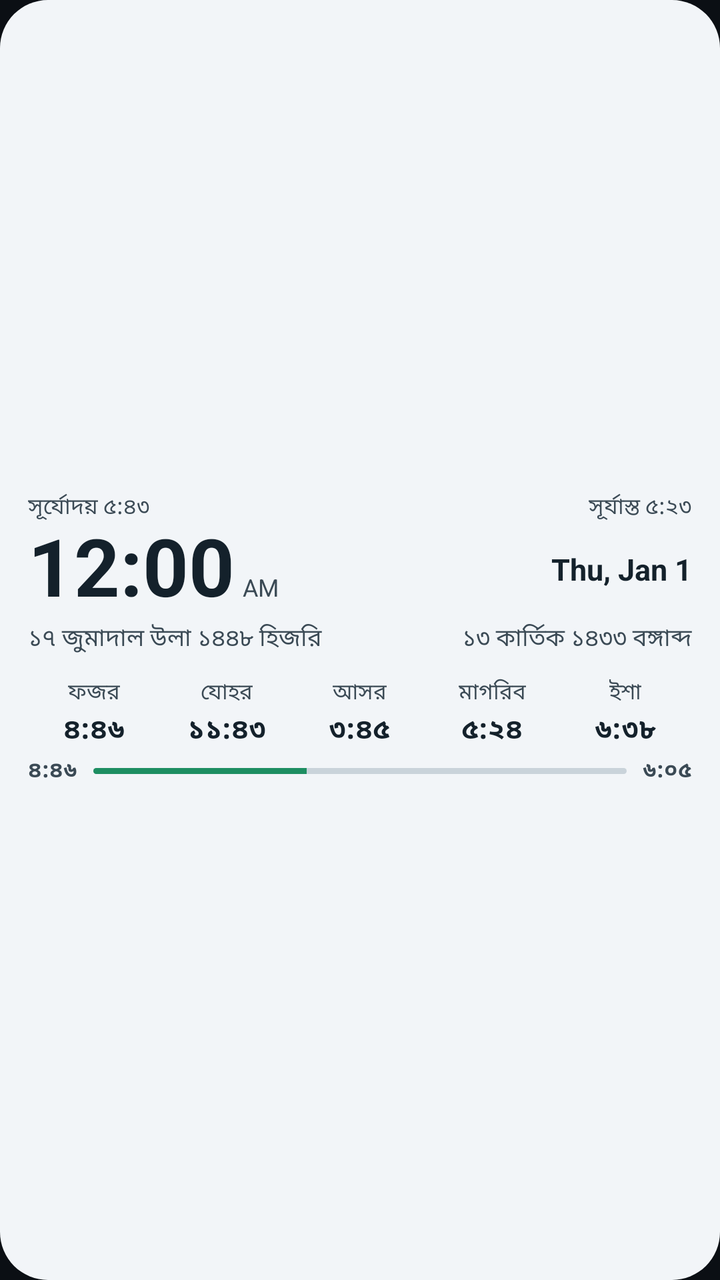
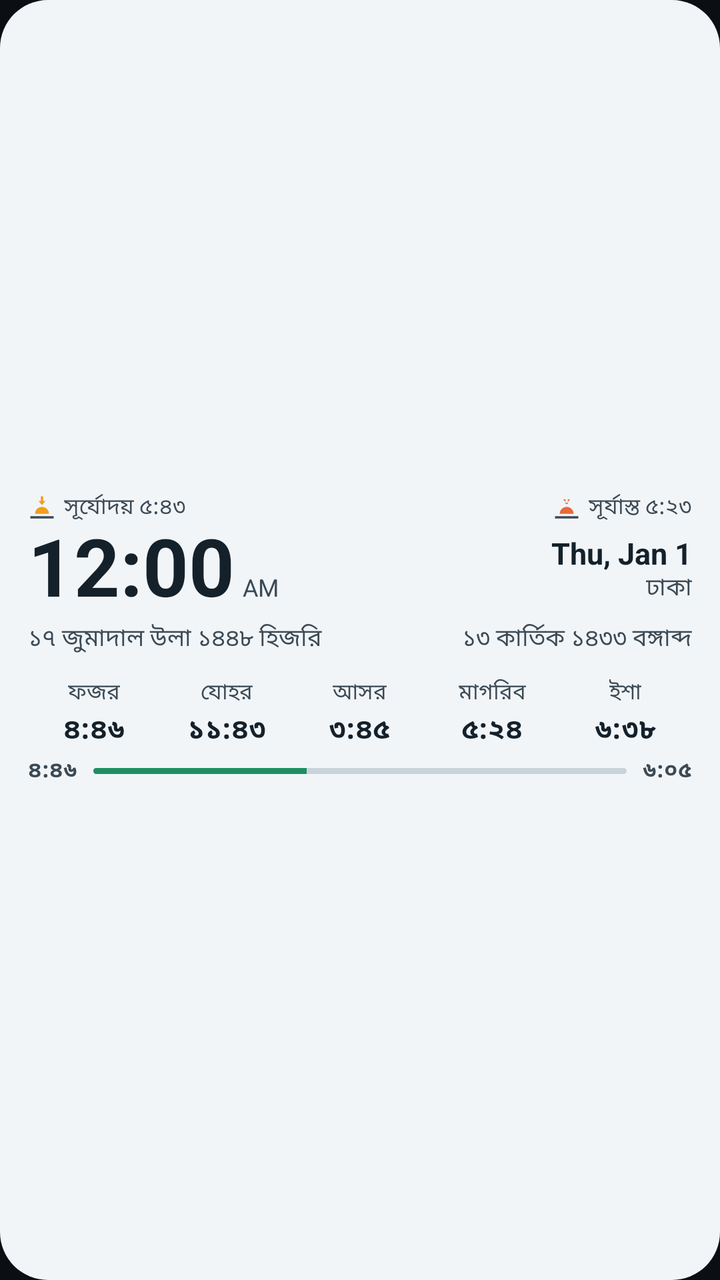

Two renders of the same Android screen: before a commit and after it. Below are the layout's source before the change and the commit's diff.
<!-- AndroidManifest.xml: application theme AppTheme -->
<!-- res/layout/widget_v2.xml -->
<?xml version="1.0" encoding="utf-8"?>
<LinearLayout xmlns:android="http://schemas.android.com/apk/res/android"
    android:id="@+id/root"
    android:layout_width="match_parent"
    android:layout_height="match_parent"
    android:background="@drawable/widget_bg"
    android:gravity="center_vertical"
    android:orientation="vertical"
    android:paddingStart="14dp"
    android:paddingTop="5dp"
    android:paddingEnd="14dp"
    android:paddingBottom="5dp">

    
    <LinearLayout
        android:layout_width="match_parent"
        android:layout_height="wrap_content"
        android:orientation="horizontal">

        <TextView
            android:id="@+id/zz_sunrise"
            android:layout_width="0dp"
            android:layout_height="wrap_content"
            android:layout_weight="1"
            android:gravity="start"
            android:includeFontPadding="false"
            android:maxLines="1"
            android:text="সূর্যোদয় ৫:৪৩"
            android:textColor="@color/w_text2"
            android:textSize="11sp" />

        <TextView
            android:id="@+id/zz_sunset"
            android:layout_width="wrap_content"
            android:layout_height="wrap_content"
            android:gravity="end"
            android:includeFontPadding="false"
            android:maxLines="1"
            android:text="সূর্যাস্ত ৫:২৩"
            android:textColor="@color/w_text2"
            android:textSize="11sp" />
    </LinearLayout>

    
    <LinearLayout
        android:layout_width="match_parent"
        android:layout_height="wrap_content"
        android:gravity="center_vertical"
        android:orientation="horizontal">

        <LinearLayout
            android:layout_width="0dp"
            android:layout_height="wrap_content"
            android:layout_weight="1"
            android:gravity="bottom"
            android:orientation="horizontal">

            <TextClock
                android:id="@+id/time"
                android:layout_width="wrap_content"
                android:layout_height="wrap_content"
                android:format12Hour="h:mm"
                android:format24Hour="h:mm"
                android:includeFontPadding="false"
                android:textColor="@color/w_text"
                android:textSize="40sp"
                android:textStyle="bold" />

            <TextClock
                android:id="@+id/ampm"
                android:layout_width="wrap_content"
                android:layout_height="wrap_content"
                android:format12Hour="a"
                android:format24Hour="a"
                android:includeFontPadding="false"
                android:paddingStart="4dp"
                android:paddingBottom="6dp"
                android:textColor="@color/w_text2"
                android:textSize="12sp" />
        </LinearLayout>

        <TextClock
            android:id="@+id/endate"
            android:layout_width="wrap_content"
            android:layout_height="wrap_content"
            android:format12Hour="EEE, MMM d"
            android:format24Hour="EEE, MMM d"
            android:gravity="end"
            android:maxLines="1"
            android:textColor="@color/w_text"
            android:textSize="15sp"
            android:textStyle="bold" />
    </LinearLayout>

    
    <LinearLayout
        android:layout_width="match_parent"
        android:layout_height="wrap_content"
        android:layout_marginTop="2dp"
        android:orientation="horizontal">

        <TextView
            android:id="@+id/hijri"
            android:layout_width="0dp"
            android:layout_height="wrap_content"
            android:layout_weight="1"
            android:gravity="start"
            android:maxLines="1"
            android:text="১৭ জুমাদাল উলা ১৪৪৮ হিজরি"
            android:textColor="@color/w_text2"
            android:textSize="12sp" />

        <TextView
            android:id="@+id/bangla"
            android:layout_width="wrap_content"
            android:layout_height="wrap_content"
            android:gravity="end"
            android:maxLines="1"
            android:paddingStart="8dp"
            android:text="১৩ কার্তিক ১৪৩৩ বঙ্গাব্দ"
            android:textColor="@color/w_text2"
            android:textSize="12sp" />
    </LinearLayout>

    
    <LinearLayout
        android:layout_width="match_parent"
        android:layout_height="wrap_content"
        android:layout_marginTop="6dp"
        android:orientation="horizontal">

        <LinearLayout
            android:id="@+id/c0"
            android:layout_width="0dp"
            android:layout_height="wrap_content"
            android:layout_weight="1"
            android:gravity="center"
            android:orientation="vertical"
            android:paddingTop="4dp"
            android:paddingBottom="2dp">

            <TextView
                android:id="@+id/n0"
                android:layout_width="wrap_content"
                android:layout_height="wrap_content"
                android:maxLines="1"
                android:text="ফজর"
                android:textColor="@color/w_text2"
                android:textSize="11sp" />

            <TextView
                android:id="@+id/t0"
                android:layout_width="wrap_content"
                android:layout_height="wrap_content"
                android:maxLines="1"
                android:text="৪:৪৬"
                android:textColor="@color/w_text"
                android:textSize="14sp"
                android:textStyle="bold" />
        </LinearLayout>

        <LinearLayout
            android:id="@+id/c1"
            android:layout_width="0dp"
            android:layout_height="wrap_content"
            android:layout_weight="1"
            android:gravity="center"
            android:orientation="vertical"
            android:paddingTop="4dp"
            android:paddingBottom="2dp">

            <TextView
                android:id="@+id/n1"
                android:layout_width="wrap_content"
                android:layout_height="wrap_content"
                android:maxLines="1"
                android:text="যোহর"
                android:textColor="@color/w_text2"
                android:textSize="11sp" />

            <TextView
                android:id="@+id/t1"
                android:layout_width="wrap_content"
                android:layout_height="wrap_content"
                android:maxLines="1"
                android:text="১১:৪৩"
                android:textColor="@color/w_text"
                android:textSize="14sp"
                android:textStyle="bold" />
        </LinearLayout>

        <LinearLayout
            android:id="@+id/c2"
            android:layout_width="0dp"
            android:layout_height="wrap_content"
            android:layout_weight="1"
            android:gravity="center"
            android:orientation="vertical"
            android:paddingTop="4dp"
            android:paddingBottom="2dp">

            <TextView
                android:id="@+id/n2"
                android:layout_width="wrap_content"
                android:layout_height="wrap_content"
                android:maxLines="1"
                android:text="আসর"
                android:textColor="@color/w_text2"
                android:textSize="11sp" />

            <TextView
                android:id="@+id/t2"
                android:layout_width="wrap_content"
                android:layout_height="wrap_content"
                android:maxLines="1"
                android:text="৩:৪৫"
                android:textColor="@color/w_text"
                android:textSize="14sp"
                android:textStyle="bold" />
        </LinearLayout>

        <LinearLayout
            android:id="@+id/c3"
            android:layout_width="0dp"
            android:layout_height="wrap_content"
            android:layout_weight="1"
            android:gravity="center"
            android:orientation="vertical"
            android:paddingTop="4dp"
            android:paddingBottom="2dp">

            <TextView
                android:id="@+id/n3"
                android:layout_width="wrap_content"
                android:layout_height="wrap_content"
                android:maxLines="1"
                android:text="মাগরিব"
                android:textColor="@color/w_text2"
                android:textSize="11sp" />

            <TextView
                android:id="@+id/t3"
                android:layout_width="wrap_content"
                android:layout_height="wrap_content"
                android:maxLines="1"
                android:text="৫:২৪"
                android:textColor="@color/w_text"
                android:textSize="14sp"
                android:textStyle="bold" />
        </LinearLayout>

        <LinearLayout
            android:id="@+id/c4"
            android:layout_width="0dp"
            android:layout_height="wrap_content"
            android:layout_weight="1"
            android:gravity="center"
            android:orientation="vertical"
            android:paddingTop="4dp"
            android:paddingBottom="2dp">

            <TextView
                android:id="@+id/n4"
                android:layout_width="wrap_content"
                android:layout_height="wrap_content"
                android:maxLines="1"
                android:text="ইশা"
                android:textColor="@color/w_text2"
                android:textSize="11sp" />

            <TextView
                android:id="@+id/t4"
                android:layout_width="wrap_content"
                android:layout_height="wrap_content"
                android:maxLines="1"
                android:text="৬:৩৮"
                android:textColor="@color/w_text"
                android:textSize="14sp"
                android:textStyle="bold" />
        </LinearLayout>
    </LinearLayout>

    
    <LinearLayout
        android:id="@+id/zz_wrow"
        android:layout_width="match_parent"
        android:layout_height="wrap_content"
        android:layout_marginTop="1dp"
        android:gravity="center_vertical"
        android:orientation="horizontal">

        <TextView
            android:id="@+id/zz_ws"
            android:layout_width="wrap_content"
            android:layout_height="wrap_content"
            android:includeFontPadding="false"
            android:maxLines="1"
            android:text="৪:৪৬"
            android:textColor="@color/w_text2"
            android:textSize="11sp"
            android:textStyle="bold" />

        <ProgressBar
            android:id="@+id/zz_wbar"
            style="?android:attr/progressBarStyleHorizontal"
            android:layout_width="0dp"
            android:layout_height="3dp"
            android:layout_marginStart="8dp"
            android:layout_marginEnd="8dp"
            android:layout_weight="1"
            android:indeterminate="false"
            android:max="1000"
            android:maxHeight="3dp"
            android:minHeight="3dp"
            android:progress="400"
            android:progressDrawable="@drawable/wbar" />

        <TextView
            android:id="@+id/zz_we"
            android:layout_width="wrap_content"
            android:layout_height="wrap_content"
            android:includeFontPadding="false"
            android:maxLines="1"
            android:text="৬:০৫"
            android:textColor="@color/w_text2"
            android:textSize="11sp"
            android:textStyle="bold" />
    </LinearLayout>
</LinearLayout>
<!-- resources referenced by this layout -->
<resources>
  <color name="w_text">#14212B</color>
  <color name="w_text2">#3B4A55</color>
  <!-- drawable wbar (drawable) -->
  <?xml version="1.0" encoding="utf-8"?>
  <layer-list xmlns:android="http://schemas.android.com/apk/res/android">
      <item android:id="@android:id/background">
          <shape android:shape="rectangle">
              <corners android:radius="2dp" />
              <solid android:color="@color/w_bar_bg" />
          </shape>
      </item>
      <item android:id="@android:id/progress">
          <clip>
              <shape android:shape="rectangle">
                  <corners android:radius="2dp" />
                  <solid android:color="@color/w_bar_fg" />
              </shape>
          </clip>
      </item>
  </layer-list>
  <!-- drawable widget_bg (drawable) -->
  <?xml version="1.0" encoding="utf-8"?>
  <shape xmlns:android="http://schemas.android.com/apk/res/android" android:shape="rectangle">
      <solid android:color="@color/w_bg" />
      <corners android:radius="24dp" />
  </shape>
  <style name="AppTheme" parent="android:Theme.DeviceDefault.NoActionBar">
          <item name="android:windowBackground">@color/bg</item>
          <item name="android:statusBarColor">@color/bg</item>
          <item name="android:navigationBarColor">@color/bg</item>
      </style>
  <color name="w_bar_bg">#C9D3DA</color>
  <color name="w_bar_fg">#1E8E62</color>
  <color name="w_bg">#F2F5F8</color>
  <color name="bg">#0B0F14</color>
</resources>

<!-- the commit's change to res/layout/widget_v2.xml (unified diff, before → after) -->
@@ -22,7 +22,9 @@
             android:layout_width="0dp"
             android:layout_height="wrap_content"
             android:layout_weight="1"
-            android:gravity="start"
+            android:drawableStart="@drawable/ic_sunrise"
+            android:drawablePadding="4dp"
+            android:gravity="center_vertical|start"
             android:includeFontPadding="false"
             android:maxLines="1"
             android:text="সূর্যোদয় ৫:৪৩"
@@ -33,7 +35,9 @@
             android:id="@+id/zz_sunset"
             android:layout_width="wrap_content"
             android:layout_height="wrap_content"
-            android:gravity="end"
+            android:drawableStart="@drawable/ic_sunset"
+            android:drawablePadding="4dp"
+            android:gravity="center_vertical|end"
             android:includeFontPadding="false"
             android:maxLines="1"
             android:text="সূর্যাস্ত ৫:২৩"
@@ -79,17 +83,35 @@
                 android:textSize="12sp" />
         </LinearLayout>
 
-        <TextClock
-            android:id="@+id/endate"
-            android:layout_width="wrap_content"
-            android:layout_height="wrap_content"
-            android:format12Hour="EEE, MMM d"
-            android:format24Hour="EEE, MMM d"
+        <LinearLayout
+            android:layout_width="wrap_content"
+            android:layout_height="wrap_content"
             android:gravity="end"
-            android:maxLines="1"
-            android:textColor="@color/w_text"
-            android:textSize="15sp"
-            android:textStyle="bold" />
+            android:orientation="vertical">
+
+            <TextClock
+                android:id="@+id/endate"
+                android:layout_width="wrap_content"
+                android:layout_height="wrap_content"
+                android:format12Hour="EEE, MMM d"
+                android:format24Hour="EEE, MMM d"
+                android:gravity="end"
+                android:maxLines="1"
+                android:textColor="@color/w_text"
+                android:textSize="15sp"
+                android:textStyle="bold" />
+
+            <TextView
+                android:id="@+id/zz_loc"
+                android:layout_width="wrap_content"
+                android:layout_height="wrap_content"
+                android:gravity="end"
+                android:includeFontPadding="false"
+                android:maxLines="1"
+                android:text="ঢাকা"
+                android:textColor="@color/w_text2"
+                android:textSize="12sp" />
+        </LinearLayout>
     </LinearLayout>
 
     
<!-- resource entries referenced after the edit -->
@@ -2,6 +2,28 @@
 <resources>
   <color name="w_text">#14212B</color>
   <color name="w_text2">#3B4A55</color>
+  <!-- drawable ic_sunrise (drawable) -->
+  <?xml version="1.0" encoding="utf-8"?>
+  <vector xmlns:android="http://schemas.android.com/apk/res/android"
+      android:width="14dp"
+      android:height="14dp"
+      android:viewportWidth="24"
+      android:viewportHeight="24">
+      <path android:fillColor="#F29D1F" android:pathData="M6,17a6,6 0 0,1 12,0z" />
+      <path android:fillColor="#F29D1F" android:pathData="M11,2h2v4h2l-3,3.5l-3,-3.5h2z" />
+      <path android:fillColor="#3B4A55" android:pathData="M2,19h20v2h-20z" />
+  </vector>
+  <!-- drawable ic_sunset (drawable) -->
+  <?xml version="1.0" encoding="utf-8"?>
+  <vector xmlns:android="http://schemas.android.com/apk/res/android"
+      android:width="14dp"
+      android:height="14dp"
+      android:viewportWidth="24"
+      android:viewportHeight="24">
+      <path android:fillColor="#E8693A" android:pathData="M6,17a6,6 0 0,1 12,0z" />
+      <path android:fillColor="#E8693A" android:pathData="M11,8.5h2v-4h2l-3,3.5l-3,-3.5h2z" />
+      <path android:fillColor="#3B4A55" android:pathData="M2,19h20v2h-20z" />
+  </vector>
   <!-- drawable wbar (drawable) -->
   <?xml version="1.0" encoding="utf-8"?>
   <layer-list xmlns:android="http://schemas.android.com/apk/res/android">
